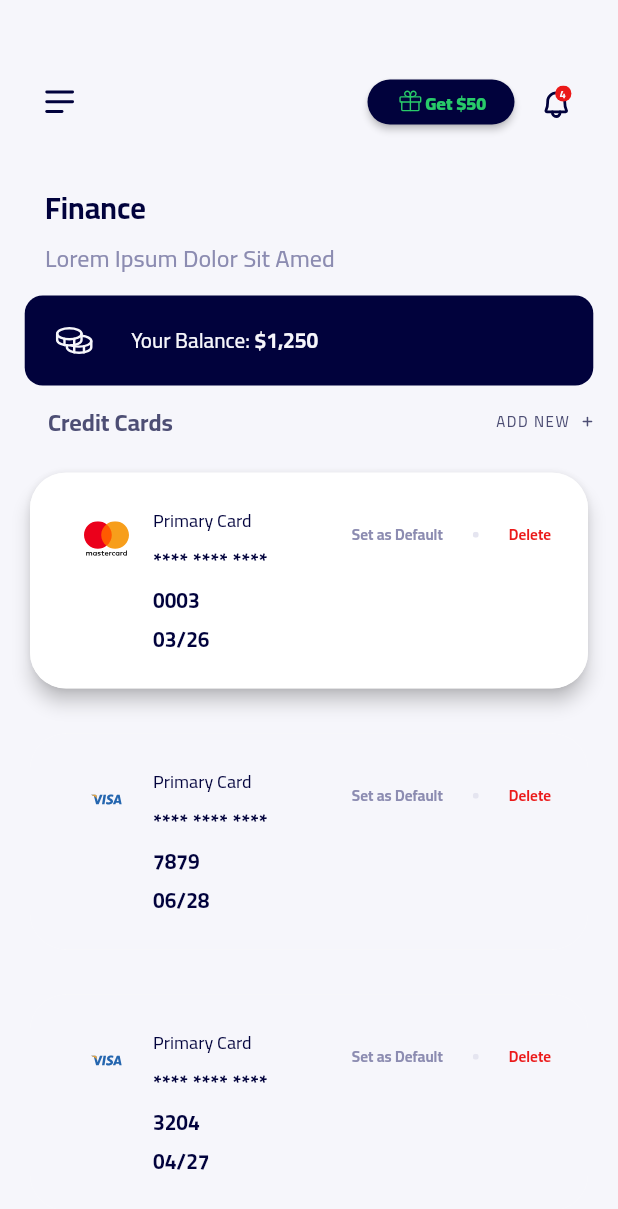
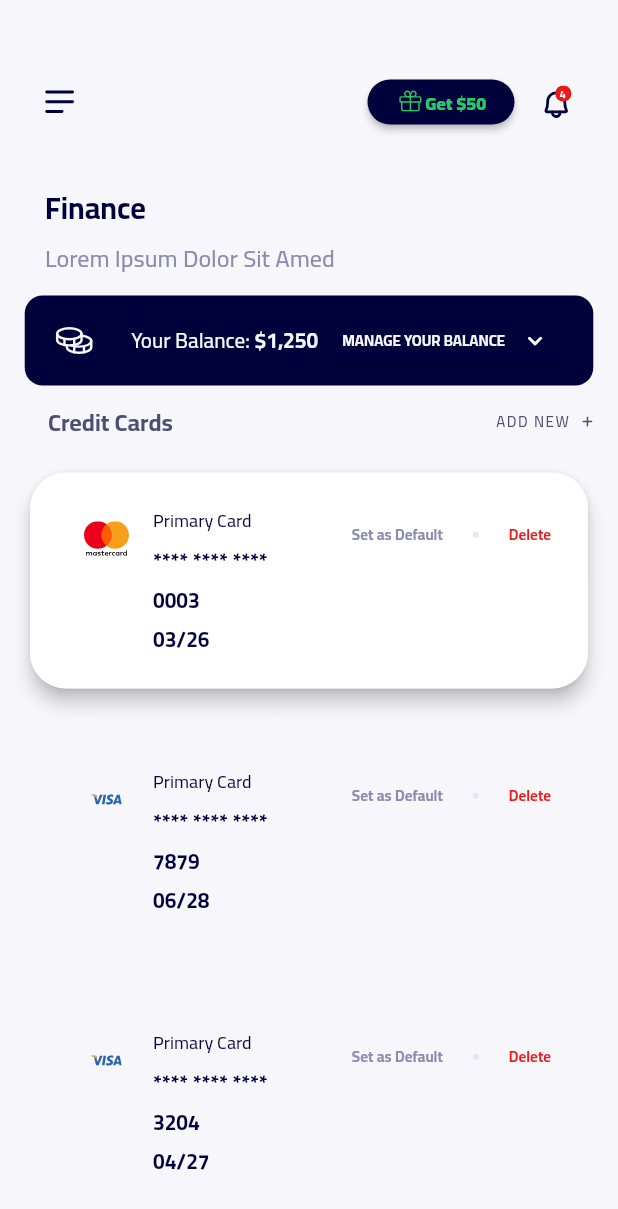
Before and after one commit to ozgun-kara/ruut, a Flutter app: the screen it shows after launch, on a phone screen of 412 x 824 dp. Shown: the top 1209 px of the screen. Run offline on Flutter 3.47's test engine with Material 2 defaults, Android fonts, the phone set to English and light mode, and no system bars; our stand-ins replace flutter_svg.

Commit message:
Update finance_page.dart

```diff
--- a/lib/pages/finance_page.dart
+++ b/lib/pages/finance_page.dart
@@ -171,7 +171,42 @@ class FinancePage extends StatelessWidget {
                       ),
                     ),
 
-
+                    ButtonTheme(
+                      minWidth: 98,
+                      height: 30,
+                      child: MaterialButton(
+                          shape: const RoundedRectangleBorder(
+                            borderRadius: BorderRadius.only(
+                                topLeft: Radius.circular(24),
+                                topRight: Radius.circular(24),
+                                bottomLeft: Radius.circular(24),
+                                bottomRight: Radius.circular(24)),
+                          ),
+                          color: const Color(0xFF01023C),
+                          child: Row(
+                            mainAxisSize: MainAxisSize.min,
+                            children: [
+                              const Text(
+                                'MANAGE YOUR BALANCE',
+                                style: TextStyle(
+                                  fontSize: 10,
+                                  fontFamily: "Cairo-VariableFont_wght",
+                                  fontWeight: FontWeight.bold,
+                                  color: Color(0xFFF6F6FB),
+                                ),
+                              ),
+                              Padding(
+                                padding: const EdgeInsets.fromLTRB(14, 0, 0, 0),
+                                child: SvgPicture.asset(
+                                  'assets/images/CaretDown.svg',
+                                  width: 12,
+                                  height: 12,
+                                ),
+                              ),
+                            ],
+                          ),
+                          onPressed: () async {}),
+                    ),
 
                   ],
                 ),
```
